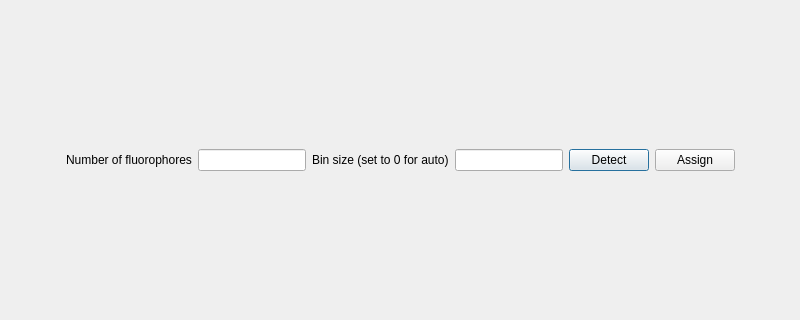
Qt form pyminflux/ui/color_unmixer.ui (bsse-scf/pyMINFLUX) before a commit; both pictures show x 0 to 800 and y 140 to 460 of the 800 by 600 pixel window.
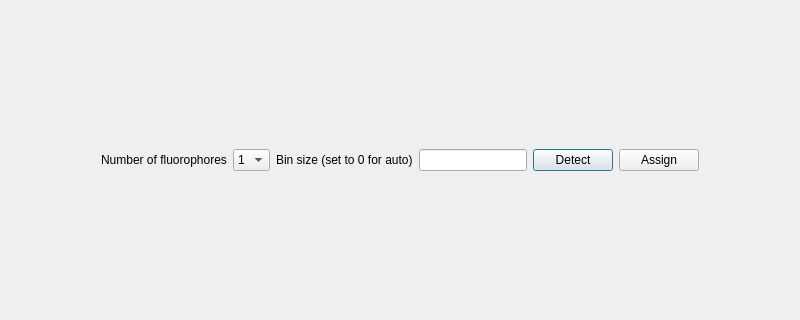
The same form after that commit.

Commit message: Change the fluorophore selector in the Color Unmixer to a combobox.

```diff
--- a/pyminflux/ui/color_unmixer.ui
+++ b/pyminflux/ui/color_unmixer.ui
@@ -42,13 +42,17 @@
         </widget>
        </item>
        <item>
-        <widget class="QLineEdit" name="leNumFluorophores">
-         <property name="sizePolicy">
-          <sizepolicy hsizetype="Preferred" vsizetype="Fixed">
-           <horstretch>0</horstretch>
-           <verstretch>0</verstretch>
-          </sizepolicy>
-         </property>
+        <widget class="QComboBox" name="cbNumFluorophores">
+         <item>
+          <property name="text">
+           <string>1</string>
+          </property>
+         </item>
+         <item>
+          <property name="text">
+           <string>2</string>
+          </property>
+         </item>
         </widget>
        </item>
        <item>
```
The commit also changes 2 other files.
